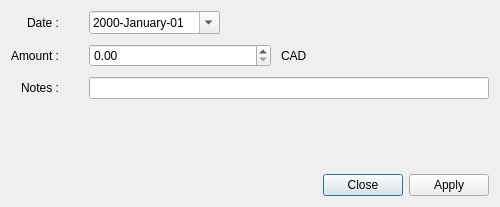
Old version of the form src/editirregularelementdialog.ui in the repository redmoon1945/gbp.
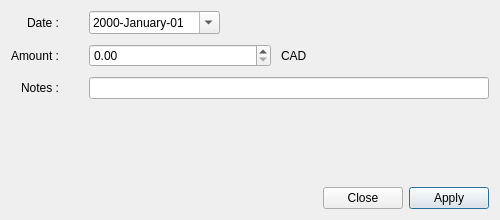
New version of the form.

```diff
--- a/src/editirregularelementdialog.ui
+++ b/src/editirregularelementdialog.ui
@@ -7,7 +7,7 @@
     <x>0</x>
     <y>0</y>
     <width>500</width>
-    <height>207</height>
+    <height>220</height>
    </rect>
   </property>
   <property name="windowTitle">
@@ -231,6 +231,9 @@
          <property name="text">
           <string>Close</string>
          </property>
+         <property name="autoDefault">
+          <bool>false</bool>
+         </property>
         </widget>
        </item>
        <item>
@@ -238,8 +241,11 @@
          <property name="text">
           <string>Apply</string>
          </property>
+         <property name="autoDefault">
+          <bool>false</bool>
+         </property>
          <property name="default">
-          <bool>false</bool>
+          <bool>true</bool>
          </property>
         </widget>
        </item>
```
Left out of the diff: 2 changed lines with no effect on the pictures.
